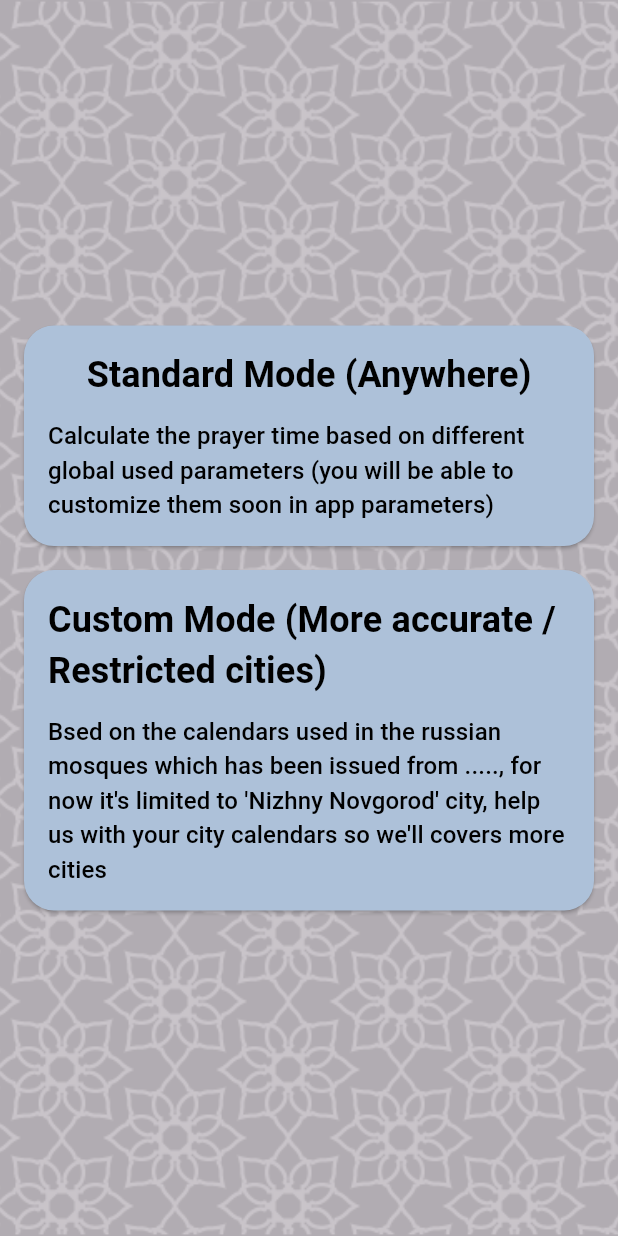
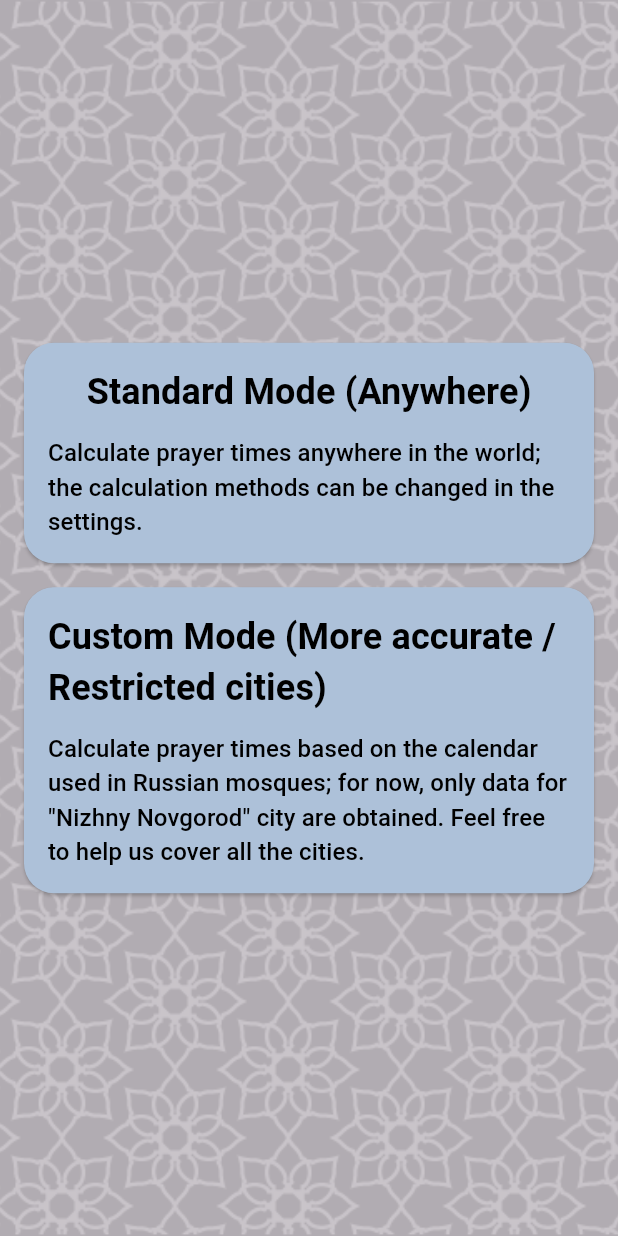
Before and after one commit to walid-rehamnia/adhan_russia, a Flutter app: the screen it shows after launch, on a phone screen of 412 x 824 dp. Run offline on Flutter 3.47's test engine with Material 3 defaults, Android fonts, the phone set to English and light mode, and no system bars; our stand-ins replace adhan, firebase_core, firebase_storage, flutter_easyloading, flutter_local_notifications, geocoding and 5 more; missing offline and left inert: flutter_pdfview, jhijri, syncfusion_flutter_pdf; accounts and stored records are empty.

Commit message:
adding russia translation ...

```diff
--- a/lib/components.dart
+++ b/lib/components.dart
@@ -6,6 +6,7 @@ import 'package:adan_russia/screens/choice_screen.dart';
 import 'package:adan_russia/screens/prayer_screen.dart';
 
 import 'package:adan_russia/screens/settings.dart';
+import 'package:adan_russia/screens/test.dart';
 import 'package:flutter/material.dart';
 import 'package:get/get.dart';
 
--- a/lib/constatnts.dart
+++ b/lib/constatnts.dart
@@ -63,3 +63,5 @@ const TextStyle TITLE_STYLE = TextStyle(
   color: Colors.black,
   fontFamily: 'Amiri',
 );
+
+const String APP_NAME = "Adhan Russia";
--- a/lib/screens/choice_screen.dart
+++ b/lib/screens/choice_screen.dart
@@ -1,7 +1,6 @@
 import 'package:adan_russia/components.dart';
 import 'package:adan_russia/constatnts.dart';
 import 'package:adan_russia/preferences.dart';
-import 'package:adan_russia/utils/utils.dart';
 import 'package:adan_russia/utils/utils_settings.dart';
 import 'package:flutter/material.dart';
 import 'package:flutter_easyloading/flutter_easyloading.dart';
@@ -30,8 +29,7 @@ class _ChoiceScreenState extends State<ChoiceScreen> {
             children: [
               ChoiceButton(
                 title: 'standard'.tr,
-                description:
-                    "Calculate the prayer time based on different global used parameters (you will be able to customize them soon in app parameters)",
+                description: "standardDesc".tr,
                 onPressed: () async {
                   EasyLoading.show(status: 'loading'.tr);
 
@@ -49,8 +47,7 @@ class _ChoiceScreenState extends State<ChoiceScreen> {
               const SizedBox(height: 16.0), // Add some spacing between buttons
               ChoiceButton(
                 title: 'custom'.tr,
-                description:
-                    "Bsed on the calendars used in the russian mosques which has been issued from ....., for now it's limited to 'Nizhny Novgorod' city, help us with your city calendars so we'll covers more cities",
+                description: "customDesc".tr,
                 onPressed: () async {
                   EasyLoading.show(status: 'loading'.tr);
 
--- a/lib/screens/settings.dart
+++ b/lib/screens/settings.dart
@@ -36,6 +36,7 @@ class _SettingsScreenState extends State<SettingsScreen> {
     selectedRadio = _preferencesController.timingMode.value;
     // currentLanguage = "english".tr;
     currentLocation = _preferencesController.userLocation.value;
+    print(_preferencesController.defaultLanguage.value);
     // TODO: implement initState
     super.initState();
   }
--- a/lib/translations/ar.dart
+++ b/lib/translations/ar.dart
@@ -22,6 +22,10 @@ class Ar {
         translation.mode: 'طريقة حساب الأوقات',
         translation.standard: 'عادي',
         translation.custom: 'مخصص',
+        translation.standardDesc:
+            "حساب أوقات الصلاة في أي مكان بالعالم، يمكن تعديل طريقة الحساب المتبعة من الإعدادات لاحقا",
+        translation.customDesc:
+            'حساب أوقات الصلاة بدقة مستخرجة من الجاول التي تعتمدها المساجد الروسية. للآن لدينا فقط بيانات مدينة نيجني نوفغورود الروسية، ساعدنا بالبيانات لتغطية كل المدن الروسية',
         translation.methodButton: "اختر طريقة حساب أخرى",
         translation.dubai: "دبي",
         translation.egyptian: "مصر",
--- a/lib/translations/en.dart
+++ b/lib/translations/en.dart
@@ -21,6 +21,10 @@ class En {
         translation.mode: 'Times calculation method:',
         translation.standard: 'Standard Mode (Anywhere)',
         translation.custom: 'Custom Mode (More accurate / Restricted cities)',
+        translation.standardDesc:
+            "Calculate prayer times anywhere in the world; the calculation methods can be changed in the settings.",
+        translation.customDesc:
+            'Calculate prayer times based on the calendar used in Russian mosques; for now, only data for "Nizhny Novgorod" city are obtained. Feel free to help us cover all the cities.',
         translation.methodButton: "Change calculation method",
         translation.dubai: "Dubai",
         translation.egyptian: "egyptian",
--- a/lib/translations/my_translation.dart
+++ b/lib/translations/my_translation.dart
@@ -13,7 +13,7 @@ class MyTranslations extends Translations {
   Map<String, Map<String, String>> get keys => {
         'en': En().messages,
         'ar': Ar().messages,
-        'ru': Ar().messages,
+        'ru': Ru().messages,
       };
 }
 
--- a/lib/translations/ru.dart
+++ b/lib/translations/ru.dart
@@ -1,5 +1,57 @@
 import 'translation_keys.dart' as translation;
 
 class Ru {
-  Map<String, String> get messages => {};
+  Map<String, String> get messages => {
+        translation.home: 'Главная',
+        translation.schedulePrayer: 'Молитва',
+        translation.scheduleTime: 'Время',
+        translation.schedulePassed: 'Прошло',
+
+        translation.remaining: 'Осталось @duration для',
+        translation.fadjr: 'Фаджр',
+        translation.dhuhr: 'Дхухр',
+        translation.asr: 'Аср',
+        translation.maghreb: 'Магриб',
+        translation.isha: 'Иша',
+        translation.settings: 'Настройки',
+        translation.language: 'Язык:',
+
+        translation.adanNotification: 'Позыв к молитве',
+        translation.prayerNotification: 'Молитва (Икама)',
+        translation.mode: 'Метод расчета времени:',
+        translation.standard: 'Стандартный режим (Везде)',
+        translation.custom:
+            'Пользовательский режим (Точнее / Ограниченные города)',
+        translation.standardDesc:
+            "Рассчитывает время молитвы в любой точке мира; методы расчета можно изменить в настройках.",
+        translation.customDesc:
+            'Рассчитывает время молитвы на основе календаря, используемого в мечетях России; на данный момент доступны данные только для города "Нижний Новгород". Не стесняйтесь помочь нам охватить все города.',
+        translation.methodButton: "Изменить метод расчета",
+        translation.dubai: "Дубай",
+        translation.egyptian: "Египетский",
+        translation.kuwait: "Кувейт",
+        translation.karachi: "Карачи",
+        translation.moon_sighting_committee: "Комитет по видимости луны",
+        translation.muslim_world_league: "Лига мусульманского мира",
+        translation.north_america: "Северная Америка",
+        translation.qatar: "Катар",
+        translation.tehran: "Тегеран",
+        translation.turkey: "Турция",
+        translation.umm_al_qura: "Умм аль-Кура",
+        translation.other: "Другое",
+
+        // translation.currentLocation: "Текущее местоположение: @location",
+        translation.currentLocation: "Текущее местоположение:",
+
+        translation.notificationOptions: "Уведомления:",
+        translation.adanNotificationTitle: 'Время для @prayer: позыв к молитве',
+        translation.iqamaNotificationTitle: 'Время для @prayer молитвы',
+        translation.otherNotification: 'Другое уведомление',
+        translation.about: "О программе",
+        translation.en: "Английский",
+        translation.ar: "Арабский",
+        translation.ru: "Русский",
+        translation.loading: "Загрузка...",
+        translation.done: "готово",
+      };
 }
--- a/lib/translations/translation_keys.dart
+++ b/lib/translations/translation_keys.dart
@@ -13,21 +13,22 @@ const mode = 'mode';
 const language = 'language';
 const standard = 'standard';
 const custom = 'custom';
-
+const standardDesc = 'standardDesc';
+const customDesc = 'customDesc';
 
 const methodButton = "methodButton";
-    const dubai = "dubai";
-    const egyptian ='egyptian';
-    const karachi ='karachi';
-    const kuwait = 'kuwait';
-    const moon_sighting_committee = 'moon_sighting_committee';
-    const muslim_world_league= 'muslim_world_league';
-    const north_america = 'north_america';
-    const qatar = 'qatar';
-    const tehran ='tehran';
-    const turkey='turkey';
-    const umm_al_qura='umm_al_qura';
-    const other='other';
+const dubai = "dubai";
+const egyptian = 'egyptian';
+const karachi = 'karachi';
+const kuwait = 'kuwait';
+const moon_sighting_committee = 'moon_sighting_committee';
+const muslim_world_league = 'muslim_world_league';
+const north_america = 'north_america';
+const qatar = 'qatar';
+const tehran = 'tehran';
+const turkey = 'turkey';
+const umm_al_qura = 'umm_al_qura';
+const other = 'other';
 
 const currentLocation = "currentLocation";
 
--- a/lib/utils/utils_settings.dart
+++ b/lib/utils/utils_settings.dart
@@ -1,4 +1,5 @@
 import 'package:adan_russia/preferences.dart';
+import 'package:adan_russia/translations/my_translation.dart';
 import 'package:adan_russia/utils/utils_location.dart';
 import 'package:adan_russia/utils/utils_data.dart';
 import 'package:adhan/adhan.dart';
@@ -31,8 +32,16 @@ Future<void> setTimeMode(String mode) async {
 }
 
 void updateDefaultLanguage(String? newLanguage) {
+  print('------------$newLanguage');
+
   final PreferencesController preferencesController =
       Get.find<PreferencesController>();
+
+  // Get.updateLocale(const Locale('en', 'US'));
+
+  // preferencesController.updatePreference("defaultLanguage", "en");
+  // return;
+
   if (newLanguage == "en".tr) {
     Get.updateLocale(const Locale('en', 'US'));
 
--- a/pubspec.yaml
+++ b/pubspec.yaml
@@ -60,6 +60,8 @@ dependencies:
   adhan: ^2.0.0+1
   flutter_launcher_icons: ^0.13.1
   flutter_easyloading: ^3.0.5
+  # url_launcher: ^6.2.5
+  # share_plus: ^7.2.2
 
 flutter_launcher_icons:
   android: "launcher_icon"
```
Also changed, not shown: lib/screens/test.dart (added, +83 -0 lines), assets/Logo_Original.png (deleted), assets/Repeat Grid 1.png (deleted), assets/icon2.png (deleted), 1 other file.
